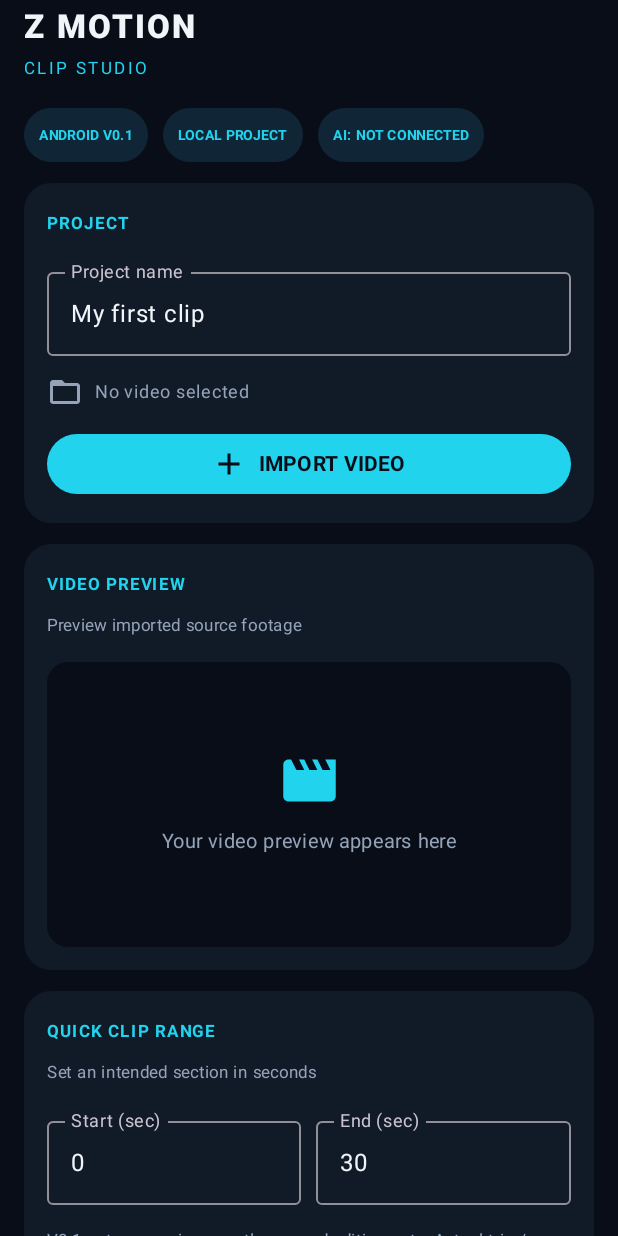
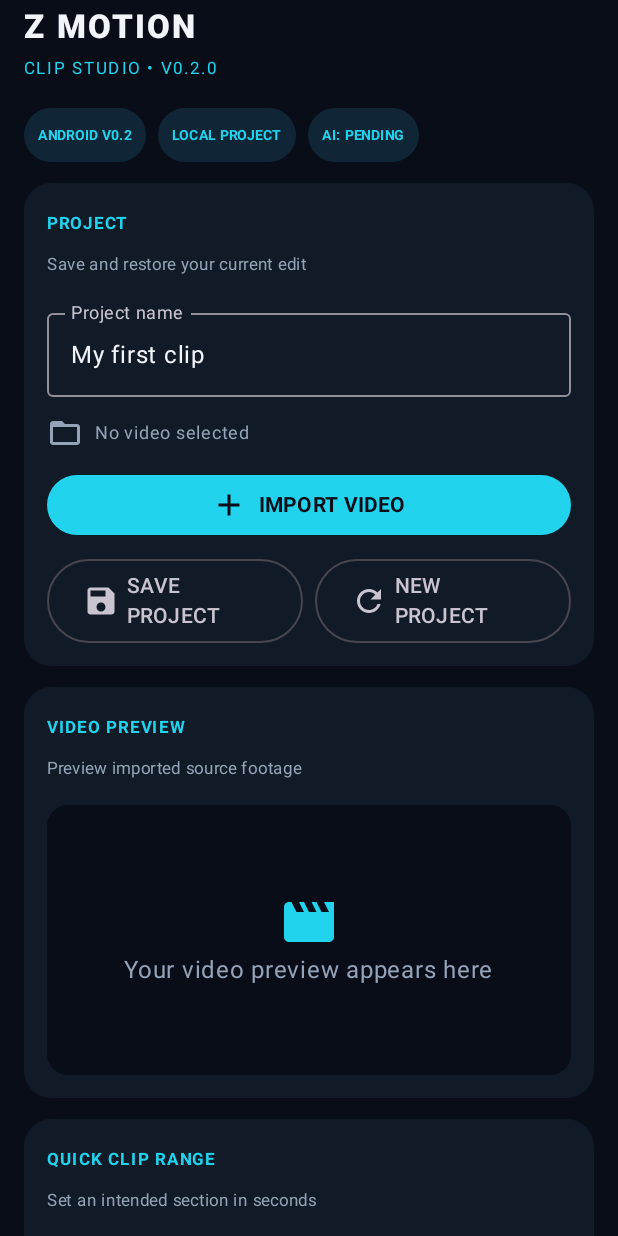
Before and after one commit to hamzamughal776/-MOTION-CLIP-STUDIO, an Android app built with Jetpack Compose: the screen it shows after launch (MainActivity), on a phone screen of 412 x 824 dp. Run offline under Robolectric (Android 15) with nearby library versions, the phone set to English and light mode, and no system bars.

Commit message:
Release Z Motion Clip Studio V0.2.0

```diff
--- a/app/src/main/java/com/zumarad/clipstudio/MainActivity.kt
+++ b/app/src/main/java/com/zumarad/clipstudio/MainActivity.kt
@@ -1,10 +1,13 @@
 package com.zumarad.clipstudio
 
+import android.content.Context
+import android.content.Intent
 import android.net.Uri
 import android.os.Bundle
 import androidx.activity.ComponentActivity
 import androidx.activity.compose.rememberLauncherForActivityResult
 import androidx.activity.compose.setContent
+import androidx.activity.result.PickVisualMediaRequest
 import androidx.activity.result.contract.ActivityResultContracts
 import androidx.compose.foundation.background
 import androidx.compose.foundation.layout.*
@@ -12,11 +15,7 @@ import androidx.compose.foundation.rememberScrollState
 import androidx.compose.foundation.shape.RoundedCornerShape
 import androidx.compose.foundation.verticalScroll
 import androidx.compose.material.icons.Icons
-import androidx.compose.material.icons.filled.Add
-import androidx.compose.material.icons.filled.ContentCut
-import androidx.compose.material.icons.filled.Movie
-import androidx.compose.material.icons.filled.AutoAwesome
-import androidx.compose.material.icons.filled.FolderOpen
+import androidx.compose.material.icons.filled.*
 import androidx.compose.material3.*
 import androidx.compose.runtime.*
 import androidx.compose.ui.Alignment
@@ -30,275 +29,114 @@ import androidx.compose.ui.viewinterop.AndroidView
 import androidx.media3.common.MediaItem
 import androidx.media3.exoplayer.ExoPlayer
 import androidx.media3.ui.PlayerView
-import java.text.SimpleDateFormat
-import java.util.Date
-import java.util.Locale
 
-private val Bg = Color(0xFF080D18)
-private val Panel = Color(0xFF111A27)
-private val Cyan = Color(0xFF22D3EE)
-private val Muted = Color(0xFF94A3B8)
-private val White = Color(0xFFF1F5F9)
+private val Bg=Color(0xFF080D18)
+private val Panel=Color(0xFF111A27)
+private val Cyan=Color(0xFF22D3EE)
+private val Muted=Color(0xFF94A3B8)
+private val White=Color(0xFFF1F5F9)
 
-class MainActivity : ComponentActivity() {
-    override fun onCreate(savedInstanceState: Bundle?) {
-        super.onCreate(savedInstanceState)
-        setContent { ZMotionApp() }
-    }
+class MainActivity:ComponentActivity(){
+ override fun onCreate(savedInstanceState:Bundle?){super.onCreate(savedInstanceState);setContent{ZMotionApp()}}
 }
 
 @OptIn(ExperimentalMaterial3Api::class)
 @Composable
-fun ZMotionApp() {
-    val context = LocalContext.current
-    var selectedVideo by remember { mutableStateOf<Uri?>(null) }
-    var videoName by remember { mutableStateOf("No video selected") }
-    var projectName by remember { mutableStateOf("My first clip") }
-    var storyText by remember { mutableStateOf("") }
-    var startSeconds by remember { mutableStateOf("0") }
-    var endSeconds by remember { mutableStateOf("30") }
-    var status by remember { mutableStateOf("Ready — import a video to begin") }
-
-    val picker = rememberLauncherForActivityResult(
-        contract = ActivityResultContracts.PickVisualMedia()
-    ) { uri ->
-        if (uri != null) {
-            selectedVideo = uri
-            videoName = uri.lastPathSegment ?: "Selected video"
-            status = "Video loaded. Preview it and set your clip range."
+fun ZMotionApp(){
+ val context= LocalContext.current
+ val prefs= remember(context){context.getSharedPreferences("z_motion_project_v02",Context.MODE_PRIVATE)}
+ var selectedVideo by remember{mutableStateOf(prefs.getString("video_uri",null)?.let(Uri::parse))}
+ var videoName by remember{mutableStateOf(prefs.getString("video_name","No video selected")?:"No video selected")}
+ var projectName by remember{mutableStateOf(prefs.getString("project_name","My first clip")?:"My first clip")}
+ var storyText by remember{mutableStateOf(prefs.getString("story_text","")?:"")}
+ var startSeconds by remember{mutableStateOf(prefs.getString("start_seconds","0")?:"0")}
+ var endSeconds by remember{mutableStateOf(prefs.getString("end_seconds","30")?:"30")}
+ var status by remember{mutableStateOf("Project ready — save your changes on this device")}
+ var storyFeedback by remember{mutableStateOf("")}
+ val picker= rememberLauncherForActivityResult(ActivityResultContracts.PickVisualMedia()){uri->
+  if(uri!=null){
+   try{context.contentResolver.takePersistableUriPermission(uri,Intent.FLAG_GRANT_READ_URI_PERMISSION)}catch(_:SecurityException){}
+   selectedVideo=uri;videoName=uri.lastPathSegment?:"Selected video";status="Video selected. Tap SAVE PROJECT."
   }
  }
-
-    val player = remember {
-        ExoPlayer.Builder(context).build()
+ val player= remember{ExoPlayer.Builder(context).build()}
+ DisposableEffect(selectedVideo){
+  if(selectedVideo!=null){try{player.setMediaItem(MediaItem.fromUri(selectedVideo!!));player.prepare();player.playWhenReady=false}catch(_:Exception){status="Saved video unavailable. Import it again."}}
+  else{player.stop();player.clearMediaItems()}
+  onDispose{}
  }
-
-    DisposableEffect(selectedVideo) {
-        val uri = selectedVideo
-        if (uri != null) {
-            player.setMediaItem(MediaItem.fromUri(uri))
-            player.prepare()
-            player.playWhenReady = false
-        } else {
-            player.stop()
-            player.clearMediaItems()
+ DisposableEffect(Unit){onDispose{player.release()}}
+ fun saveProject(){
+  prefs.edit().putString("project_name",projectName).putString("story_text",storyText)
+   .putString("start_seconds",startSeconds).putString("end_seconds",endSeconds)
+   .putString("video_uri",selectedVideo?.toString()).putString("video_name",videoName).apply()
+  status="Project saved on this device."
  }
-        onDispose { }
+ MaterialTheme(colorScheme=darkColorScheme(primary=Cyan,secondary=Color(0xFF9B8CFF),background=Bg,surface=Panel,onPrimary=Bg,onBackground=White,onSurface=White)){
+  Scaffold(containerColor=Bg,topBar={TopAppBar(title={Column{
+   Text("Z MOTION",color=White,fontWeight=FontWeight.Black,letterSpacing=1.5.sp)
+   Text("CLIP STUDIO • V0.2.0",color=Cyan,fontSize=11.sp,letterSpacing=1.5.sp)
+  }},colors=TopAppBarDefaults.topAppBarColors(containerColor=Bg))}){padding->
+   Column(Modifier.fillMaxSize().padding(padding).verticalScroll(rememberScrollState()).padding(horizontal=16.dp,vertical=8.dp),verticalArrangement=Arrangement.spacedBy(14.dp)){
+    Row(horizontalArrangement=Arrangement.spacedBy(8.dp)){Pill("ANDROID V0.2");Pill("LOCAL PROJECT");Pill("AI: PENDING")}
+    Block{
+     Heading("PROJECT","Save and restore your current edit")
+     OutlinedTextField(projectName,{projectName=it},label={Text("Project name")},singleLine=true,modifier=Modifier.fillMaxWidth())
+     Row(verticalAlignment=Alignment.CenterVertically,horizontalArrangement=Arrangement.spacedBy(8.dp)){
+      Icon(Icons.Default.FolderOpen,null,tint=Muted);Text(videoName,color=Muted,fontSize=12.sp,maxLines=1)
      }
-
-    DisposableEffect(Unit) {
-        onDispose { player.release() }
+     Button(onClick={picker.launch(PickVisualMediaRequest(ActivityResultContracts.PickVisualMedia.VideoOnly))},modifier=Modifier.fillMaxWidth(),colors=ButtonDefaults.buttonColors(containerColor=Cyan,contentColor=Bg)){
+      Icon(Icons.Default.Add,null);Spacer(Modifier.width(8.dp));Text("IMPORT VIDEO",fontWeight=FontWeight.Bold)
      }
-
-    MaterialTheme(
-        colorScheme = darkColorScheme(
-            primary = Cyan,
-            secondary = Color(0xFF9B8CFF),
-            background = Bg,
-            surface = Panel,
-            onPrimary = Bg,
-            onBackground = White,
-            onSurface = White
-        )
-    ) {
-        Scaffold(
-            containerColor = Bg,
-            topBar = {
-                TopAppBar(
-                    title = {
-                        Column {
-                            Text("Z MOTION", color = White, fontWeight = FontWeight.Black, letterSpacing = 1.5.sp)
-                            Text("CLIP STUDIO", color = Cyan, fontSize = 11.sp, letterSpacing = 2.sp)
-                        }
-                    },
-                    colors = TopAppBarDefaults.topAppBarColors(containerColor = Bg)
-                )
-            }
-        ) { padding ->
-            Column(
-                modifier = Modifier
-                    .fillMaxSize()
-                    .padding(padding)
-                    .verticalScroll(rememberScrollState())
-                    .padding(horizontal = 16.dp, vertical = 8.dp),
-                verticalArrangement = Arrangement.spacedBy(14.dp)
-            ) {
-                Row(horizontalArrangement = Arrangement.spacedBy(10.dp)) {
-                    FeaturePill("ANDROID V0.1")
-                    FeaturePill("LOCAL PROJECT")
-                    FeaturePill("AI: NOT CONNECTED")
-                }
-
-                CardBlock {
-                    Text("PROJECT", color = Cyan, fontSize = 11.sp, fontWeight = FontWeight.Bold, letterSpacing = 1.4.sp)
-                    OutlinedTextField(
-                        value = projectName,
-                        onValueChange = { projectName = it },
-                        label = { Text("Project name") },
-                        singleLine = true,
-                        modifier = Modifier.fillMaxWidth()
-                    )
-                    Row(verticalAlignment = Alignment.CenterVertically, horizontalArrangement = Arrangement.spacedBy(8.dp)) {
-                        Icon(Icons.Default.FolderOpen, contentDescription = null, tint = Muted)
-                        Text(videoName, color = Muted, fontSize = 12.sp, maxLines = 1)
-                    }
-                    Button(
-                        onClick = { picker.launch(ActivityResultContracts.PickVisualMedia.VideoOnly) },
-                        modifier = Modifier.fillMaxWidth(),
-                        colors = ButtonDefaults.buttonColors(containerColor = Cyan, contentColor = Bg)
-                    ) {
-                        Icon(Icons.Default.Add, contentDescription = null)
-                        Spacer(Modifier.width(8.dp))
-                        Text("IMPORT VIDEO", fontWeight = FontWeight.Bold)
+     Row(horizontalArrangement=Arrangement.spacedBy(8.dp)){
+      OutlinedButton(onClick={saveProject()},modifier=Modifier.weight(1f)){Icon(Icons.Default.Save,null);Spacer(Modifier.width(5.dp));Text("SAVE PROJECT")}
+      OutlinedButton(onClick={
+       selectedVideo=null;videoName="No video selected";projectName="New project";storyText="";startSeconds="0";endSeconds="30";storyFeedback=""
+       prefs.edit().clear().apply();status="New empty project created."
+      },modifier=Modifier.weight(1f)){Icon(Icons.Default.Refresh,null);Spacer(Modifier.width(5.dp));Text("NEW PROJECT")}
      }
     }
-
-                CardBlock {
-                    SectionTitle("VIDEO PREVIEW", "Preview imported source footage")
-                    if (selectedVideo != null) {
-                        AndroidView(
-                            factory = { ctx ->
-                                PlayerView(ctx).apply {
-                                    this.player = player
-                                    useController = true
+    Block{
+     Heading("VIDEO PREVIEW","Preview imported source footage")
+     if(selectedVideo!=null) AndroidView(factory={ctx->PlayerView(ctx).apply{this.player=player;useController=true}},modifier=Modifier.fillMaxWidth().height(210.dp))
+     else Box(Modifier.fillMaxWidth().height(180.dp).background(Bg,RoundedCornerShape(14.dp)),contentAlignment=Alignment.Center){
+      Column(horizontalAlignment=Alignment.CenterHorizontally){Icon(Icons.Default.Movie,null,tint=Cyan,modifier=Modifier.size(40.dp));Text("Your video preview appears here",color=Muted)}
      }
-                            },
-                            update = { it.player = player },
-                            modifier = Modifier
-                                .fillMaxWidth()
-                                .height(210.dp)
-                        )
-                    } else {
-                        Box(
-                            modifier = Modifier
-                                .fillMaxWidth()
-                                .height(190.dp)
-                                .background(Color(0xFF080D18), RoundedCornerShape(14.dp)),
-                            contentAlignment = Alignment.Center
-                        ) {
-                            Column(horizontalAlignment = Alignment.CenterHorizontally) {
-                                Icon(Icons.Default.Movie, contentDescription = null, tint = Cyan, modifier = Modifier.size(42.dp))
-                                Spacer(Modifier.height(8.dp))
-                                Text("Your video preview appears here", color = Muted, fontSize = 13.sp)
+    }
+    Block{
+     Heading("QUICK CLIP RANGE","Set an intended section in seconds")
+     Row(horizontalArrangement=Arrangement.spacedBy(10.dp)){
+      OutlinedTextField(startSeconds,{startSeconds=it.filter(Char::isDigit).take(6)},label={Text("Start (sec)")},modifier=Modifier.weight(1f),singleLine=true)
+      OutlinedTextField(endSeconds,{endSeconds=it.filter(Char::isDigit).take(6)},label={Text("End (sec)")},modifier=Modifier.weight(1f),singleLine=true)
+     }
+     Text("V0.2: values save locally. Actual trimming/export is not implemented yet.",color=Muted,fontSize=11.sp)
+    }
+    Block{
+     Heading("STORY WORKSPACE","Your narration stays on this device")
+     OutlinedTextField(storyText,{storyText=it;storyFeedback=""},modifier=Modifier.fillMaxWidth(),minLines=3,label={Text("Write your story / voice-over")})
+     OutlinedButton(onClick={
+      if(storyText.isBlank())storyFeedback="Pehle apni story likho."
+      else{prefs.edit().putString("story_text",storyText).apply();storyFeedback="Story successfully saved on this device."}
+     },modifier=Modifier.fillMaxWidth()){Icon(Icons.Default.AutoAwesome,null);Spacer(Modifier.width(8.dp));Text("SAVE STORY NOTE")}
+     if(storyFeedback.isNotBlank())Text(storyFeedback,color=Cyan,fontSize=12.sp)
+    }
+    Block{
+     Heading("AI STORY RECOMMENDATIONS","Coming in a later phase")
+     Text("Whisper, OpenCV, Gemma and Gemini are not connected in this version.",color=Muted,fontSize=12.sp)
+     Row(horizontalArrangement=Arrangement.spacedBy(8.dp)){Pill("WHISPER: PENDING");Pill("GEMMA: PENDING")}
+    }
+    Button(onClick={
+     val s=startSeconds.toLongOrNull();val e=endSeconds.toLongOrNull()
+     status=when{selectedVideo==null->"Import a video first.";s==null||e==null||s<0||e<=s->"Enter a valid clip range.";else->"Clip range noted: ${s}s to ${e}s. Export is not implemented yet."}
+    },modifier=Modifier.fillMaxWidth(),colors=ButtonDefaults.buttonColors(containerColor=Color(0xFF9B8CFF),contentColor=Bg)){
+     Icon(Icons.Default.ContentCut,null);Spacer(Modifier.width(8.dp));Text("CHECK CLIP RANGE",fontWeight=FontWeight.Bold)
+    }
+    Text(status,color=Cyan,fontSize=12.sp)
+    Text("ZUMARAD STUDIO • PERSONAL EDITION • V0.2.0",color=Color(0xFF64748B),fontSize=10.sp,modifier=Modifier.align(Alignment.CenterHorizontally).padding(bottom=18.dp))
    }
   }
  }
 }
-
-                CardBlock {
-                    SectionTitle("QUICK CLIP RANGE", "Set an intended section in seconds")
-                    Row(horizontalArrangement = Arrangement.spacedBy(10.dp)) {
-                        OutlinedTextField(
-                            value = startSeconds,
-                            onValueChange = { startSeconds = it.filter(Char::isDigit).take(6) },
-                            label = { Text("Start (sec)") },
-                            modifier = Modifier.weight(1f),
-                            singleLine = true
-                        )
-                        OutlinedTextField(
-                            value = endSeconds,
-                            onValueChange = { endSeconds = it.filter(Char::isDigit).take(6) },
-                            label = { Text("End (sec)") },
-                            modifier = Modifier.weight(1f),
-                            singleLine = true
-                        )
-                    }
-                    Text(
-                        "V0.1 note: range is currently a saved editing note. Actual trim/export engine is the next build step.",
-                        color = Muted,
-                        fontSize = 11.sp
-                    )
-                }
-
-                CardBlock {
-                    SectionTitle("STORY WORKSPACE", "Add your own angle and narration")
-                    OutlinedTextField(
-                        value = storyText,
-                        onValueChange = { storyText = it },
-                        modifier = Modifier.fillMaxWidth(),
-                        minLines = 3,
-                        label = { Text("Write your story / voice-over") },
-                        placeholder = { Text("Example: Jason ko andaza nahi tha ke aglay kuch seconds mein...") }
-                    )
-                    OutlinedButton(
-                        onClick = { status = "Story saved in this session. AI recommendations will be connected in a later build." },
-                        modifier = Modifier.fillMaxWidth()
-                    ) {
-                        Icon(Icons.Default.AutoAwesome, contentDescription = null)
-                        Spacer(Modifier.width(8.dp))
-                        Text("SAVE STORY NOTE")
-                    }
-                }
-
-                CardBlock {
-                    SectionTitle("AI STORY RECOMMENDATIONS", "Coming in the AI integration phase")
-                    Text(
-                        "Whisper transcription, highlight detection, Gemma local story ideas and Gemini API are not connected in this starter build. No API key is required yet.",
-                        color = Muted,
-                        fontSize = 12.sp
-                    )
-                    Row(horizontalArrangement = Arrangement.spacedBy(8.dp)) {
-                        FeaturePill("WHISPER: PENDING")
-                        FeaturePill("GEMMA: PENDING")
-                    }
-                }
-
-                Button(
-                    onClick = {
-                        val start = startSeconds.toLongOrNull()
-                        val end = endSeconds.toLongOrNull()
-                        status = when {
-                            selectedVideo == null -> "Import a video first."
-                            start == null || end == null || start < 0 || end <= start -> "Enter a valid clip range."
-                            else -> "Clip range noted: ${start}s to ${end}s. Export is not implemented yet."
-                        }
-                    },
-                    modifier = Modifier.fillMaxWidth(),
-                    colors = ButtonDefaults.buttonColors(containerColor = Color(0xFF9B8CFF), contentColor = Bg)
-                ) {
-                    Icon(Icons.Default.ContentCut, contentDescription = null)
-                    Spacer(Modifier.width(8.dp))
-                    Text("CHECK CLIP RANGE", fontWeight = FontWeight.Bold)
-                }
-
-                Text(status, color = Cyan, fontSize = 12.sp)
-                Text(
-                    "ZUMARAD STUDIO • PERSONAL EDITION • V0.1.0",
-                    color = Color(0xFF64748B),
-                    fontSize = 10.sp,
-                    modifier = Modifier.align(Alignment.CenterHorizontally).padding(bottom = 18.dp)
-                )
-            }
-        }
-    }
-}
-
-@Composable
-private fun FeaturePill(text: String) {
-    Surface(color = Color(0xFF102637), shape = RoundedCornerShape(50)) {
-        Text(text, color = Cyan, fontSize = 9.sp, fontWeight = FontWeight.Bold, modifier = Modifier.padding(horizontal = 10.dp, vertical = 6.dp))
-    }
-}
-
-@Composable
-private fun SectionTitle(title: String, subtitle: String) {
-    Column(verticalArrangement = Arrangement.spacedBy(3.dp)) {
-        Text(title, color = Cyan, fontSize = 11.sp, fontWeight = FontWeight.Bold, letterSpacing = 1.2.sp)
-        Text(subtitle, color = Muted, fontSize = 11.sp)
-    }
-}
-
-@Composable
-private fun CardBlock(content: @Composable ColumnScope.() -> Unit) {
-    Card(
-        colors = CardDefaults.cardColors(containerColor = Panel),
-        shape = RoundedCornerShape(18.dp),
-        modifier = Modifier.fillMaxWidth()
-    ) {
-        Column(
-            modifier = Modifier.padding(15.dp),
-            verticalArrangement = Arrangement.spacedBy(12.dp),
-            content = content
-        )
-    }
-}
+@Composable private fun Pill(t:String){Surface(color=Color(0xFF102637),shape=RoundedCornerShape(50)){Text(t,color=Cyan,fontSize=9.sp,fontWeight=FontWeight.Bold,modifier=Modifier.padding(horizontal=9.dp,vertical=6.dp))}}
+@Composable private fun Heading(t:String,s:String){Column(verticalArrangement=Arrangement.spacedBy(3.dp)){Text(t,color=Cyan,fontSize=11.sp,fontWeight=FontWeight.Bold,letterSpacing=1.2.sp);Text(s,color=Muted,fontSize=11.sp)}}
+@Composable private fun Block(content:@Composable ColumnScope.()->Unit){Card(colors=CardDefaults.cardColors(containerColor=Panel),shape=RoundedCornerShape(18.dp),modifier=Modifier.fillMaxWidth()){Column(Modifier.padding(15.dp),verticalArrangement=Arrangement.spacedBy(12.dp),content=content)}}
--- /dev/null
+++ b/app/src/main/res/drawable/ic_launcher_foreground.xml
@@ -0,0 +1,5 @@
+<vector xmlns:android="http://schemas.android.com/apk/res/android" android:width="108dp" android:height="108dp" android:viewportWidth="108" android:viewportHeight="108">
+ <path android:fillColor="#22D3EE" android:pathData="M20,25 L82,25 L70,40 L45,40 L78,72 L64,86 L20,43 L34,29 L20,29 Z"/>
+ <path android:fillColor="#F1F5F9" android:pathData="M61,25 L88,25 L88,44 L75,44 L75,57 L61,57 Z"/>
+ <path android:fillColor="#9B8CFF" android:pathData="M68,65 L88,83 L75,96 L56,77 Z"/>
+</vector>
--- /dev/null
+++ b/app/src/main/res/mipmap-anydpi-v26/ic_launcher.xml
@@ -0,0 +1,4 @@
+<adaptive-icon xmlns:android="http://schemas.android.com/apk/res/android">
+ <background android:drawable="@color/launcher_bg"/>
+ <foreground android:drawable="@drawable/ic_launcher_foreground"/>
+</adaptive-icon>
--- /dev/null
+++ b/app/src/main/res/mipmap-anydpi-v26/ic_launcher_round.xml
@@ -0,0 +1,4 @@
+<adaptive-icon xmlns:android="http://schemas.android.com/apk/res/android">
+ <background android:drawable="@color/launcher_bg"/>
+ <foreground android:drawable="@drawable/ic_launcher_foreground"/>
+</adaptive-icon>
--- /dev/null
+++ b/app/src/main/res/values/colors.xml
@@ -0,0 +1 @@
+<resources><color name="launcher_bg">#080D18</color></resources>
--- a/build.gradle.kts
+++ b/build.gradle.kts
@@ -1,5 +1,5 @@
 plugins {
-    id("com.android.application") version "8.7.3" apply false
-    id("org.jetbrains.kotlin.android") version "2.0.21" apply false
-    id("org.jetbrains.kotlin.plugin.compose") version "2.0.21" apply false
+ id("com.android.application") version "8.7.3" apply false
+ id("org.jetbrains.kotlin.android") version "2.0.21" apply false
+ id("org.jetbrains.kotlin.plugin.compose") version "2.0.21" apply false
 }
```
Also changed, not shown: app/build.gradle.kts (+4 -17 lines), app/src/main/AndroidManifest.xml (+10 -14 lines), settings.gradle.kts (+2 -14 lines), 2 other files. Lines whose indentation alone changed are shown as unchanged.
